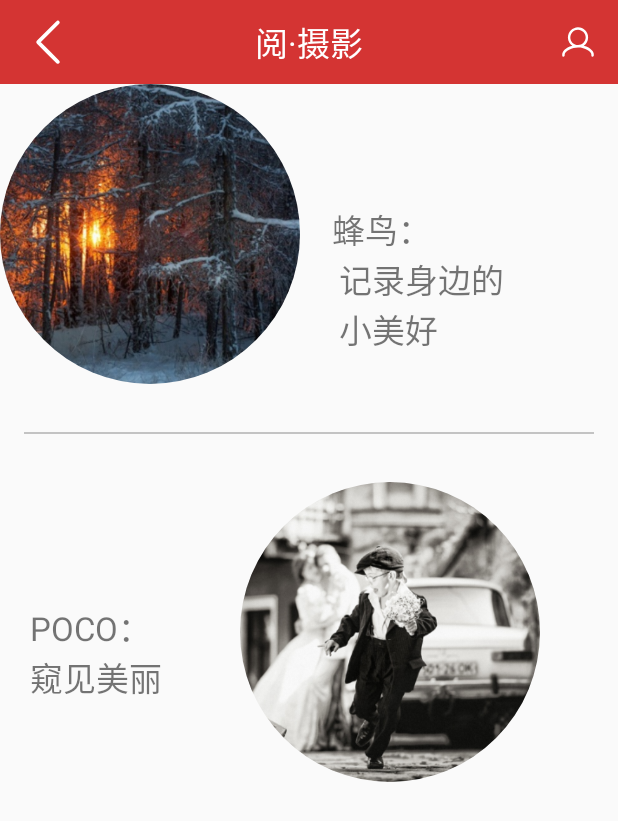
After one commit to zhangtangqm/YinYue, an Android app: the PhotoListActivity screen opened directly, with no data from a screen before it, on a phone screen of 412 x 824 dp. The commit adds this screen. Shown: the top 821 px of the screen. Run offline under Robolectric (Android 15) with nearby library versions, the phone set to English and light mode, and no system bars; our stand-ins replace CircleImageView.

Commit message:
阅读界面中摄影的界面和点击事件

```diff
--- a/app/src/main/AndroidManifest.xml
+++ b/app/src/main/AndroidManifest.xml
@@ -26,7 +26,8 @@
         <activity android:name=".activities.ShowRecordListActivity" />
         <activity android:name=".activities.ReadActivity" />
         <activity android:name=".activities.FashionListActivity" />
-        <activity android:name=".activities.BookListActivity"></activity>
+        <activity android:name=".activities.BookListActivity" />
+        <activity android:name=".activities.PhotoListActivity"></activity>
     </application>
 
 </manifest>
--- /dev/null
+++ b/app/src/main/java/cn/edu/swufe/yinyue/activities/PhotoListActivity.java
@@ -0,0 +1,35 @@
+package cn.edu.swufe.yinyue.activities;
+
+import android.content.Intent;
+import android.net.Uri;
+import android.support.v7.app.AppCompatActivity;
+import android.os.Bundle;
+import android.view.View;
+
+import cn.edu.swufe.yinyue.R;
+
+public class PhotoListActivity extends BaseAcitivity {
+
+    @Override
+    protected void onCreate(Bundle savedInstanceState) {
+        super.onCreate(savedInstanceState);
+        setContentView(R.layout.activity_photo_list);
+        initView();
+    }
+    private void initView() {
+
+        initNavBar(true, "阅·摄影", true);//表示后退按钮不显示，title显示登录，“我”不显示
+    }
+    public void onPhotoAClick(View v){
+        Uri uri = Uri.parse("http://www.fengniao.com/");
+        Intent intent;
+        intent = new Intent(Intent.ACTION_VIEW,uri);
+        startActivity(intent);
+    }
+    public void onPhotoBClick(View v){
+        Uri uri = Uri.parse("http://photo.poco.cn/");
+        Intent intent;
+        intent = new Intent(Intent.ACTION_VIEW,uri);
+        startActivity(intent);
+    }
+}
--- a/app/src/main/java/cn/edu/swufe/yinyue/fragments/PhotoFragment.java
+++ b/app/src/main/java/cn/edu/swufe/yinyue/fragments/PhotoFragment.java
@@ -1,6 +1,7 @@
 package cn.edu.swufe.yinyue.fragments;
 
 import android.content.Context;
+import android.content.Intent;
 import android.net.Uri;
 import android.os.Bundle;
 import android.support.v4.app.Fragment;
@@ -9,6 +10,8 @@ import android.view.View;
 import android.view.ViewGroup;
 
 import cn.edu.swufe.yinyue.R;
+import cn.edu.swufe.yinyue.activities.PhotoListActivity;
+import de.hdodenhof.circleimageview.CircleImageView;
 
 /**
  * A simple {@link Fragment} subclass.
@@ -68,6 +71,23 @@ public class PhotoFragment extends Fragment {
         return inflater.inflate(R.layout.fragment_photo, container, false);
     }
 
+    //点击图片
+    public void onActivityCreated(Bundle savedInstanceState) {
+        super.onActivityCreated(savedInstanceState);
+        CircleImageView button = (CircleImageView) getActivity().findViewById(R.id.photo);
+        button.setOnClickListener(new View.OnClickListener() {
+            @Override
+            public void onClick(View v) {
+                Intent intent = new Intent(getActivity(),PhotoListActivity.class);
+                startActivity(intent);
+
+
+            }
+
+
+        });
+    }
+
     // TODO: Rename method, update argument and hook method into UI event
     public void onButtonPressed(Uri uri) {
         if (mListener != null) {
--- a/app/src/main/res/layout/activity_book_list.xml
+++ b/app/src/main/res/layout/activity_book_list.xml
@@ -59,10 +59,11 @@
        <LinearLayout
            android:layout_width="wrap_content"
            android:layout_height="wrap_content"
+           android:layout_marginLeft="@dimen/marginSize"
            android:orientation="vertical">
 
            <TextView
-               android:layout_width="160dp"
+               android:layout_width="140dp"
                android:layout_height="wrap_content"
                android:layout_marginTop="80dp"
                android:layout_gravity="center"
@@ -70,7 +71,7 @@
                android:textSize="22dp"
                />
            <TextView
-               android:layout_width="160dp"
+               android:layout_width="140dp"
                android:layout_height="wrap_content"
                android:layout_gravity="center"
                android:text="寻找另一个自己"
--- /dev/null
+++ b/app/src/main/res/layout/activity_photo_list.xml
@@ -0,0 +1,102 @@
+<?xml version="1.0" encoding="utf-8"?>
+<LinearLayout xmlns:android="http://schemas.android.com/apk/res/android"
+    xmlns:app="http://schemas.android.com/apk/res-auto"
+    xmlns:tools="http://schemas.android.com/tools"
+    android:layout_width="match_parent"
+    android:layout_height="match_parent"
+    android:orientation="vertical"
+    tools:context=".activities.PhotoListActivity">
+
+    <include layout="@layout/nav_bar" />
+    <LinearLayout
+        android:layout_width="match_parent"
+        android:layout_height="200dp"
+        android:orientation="horizontal"
+        android:layout_marginBottom="@dimen/marginSize"
+        >
+        <de.hdodenhof.circleimageview.CircleImageView
+            android:layout_width="200dp"
+            android:layout_height="200dp"
+            android:src="@mipmap/photo_a"
+            android:id="@+id/photoList_a"
+            android:onClick="onPhotoAClick"
+            />
+
+        <LinearLayout
+            android:layout_width="wrap_content"
+            android:layout_height="wrap_content"
+            android:orientation="vertical">
+
+            <TextView
+                android:layout_width="180dp"
+                android:layout_height="wrap_content"
+                android:layout_marginTop="80dp"
+                android:layout_gravity="center"
+                android:text="    蜂鸟："
+                android:textSize="22dp"
+                />
+            <TextView
+                android:layout_width="170dp"
+                android:layout_height="wrap_content"
+                android:layout_gravity="center"
+                android:text="    记录身边的"
+                android:textSize="22dp"
+                />
+            <TextView
+                android:layout_width="170dp"
+                android:layout_height="wrap_content"
+                android:layout_gravity="center"
+                android:text="    小美好"
+                android:textSize="22dp"
+                />
+
+        </LinearLayout>
+
+    </LinearLayout>
+    <View
+        style="@style/line"
+        />
+    <LinearLayout
+        android:layout_width="match_parent"
+        android:layout_height="200dp"
+        android:layout_marginTop="@dimen/marginSize"
+        android:orientation="horizontal"
+        >
+
+        <LinearLayout
+            android:layout_width="wrap_content"
+            android:layout_height="wrap_content"
+            android:layout_marginLeft="20dp"
+            android:orientation="vertical">
+
+            <TextView
+                android:layout_width="140dp"
+                android:layout_height="wrap_content"
+                android:layout_marginTop="80dp"
+                android:layout_gravity="center"
+                android:text="POCO："
+                android:textSize="22dp"
+                />
+            <TextView
+                android:layout_width="140dp"
+                android:layout_height="wrap_content"
+                android:layout_gravity="center"
+                android:text="窥见美丽"
+                android:textSize="22dp"
+                />
+
+        </LinearLayout>
+
+
+
+
+        <de.hdodenhof.circleimageview.CircleImageView
+            android:layout_width="200dp"
+            android:layout_height="200dp"
+            android:src="@mipmap/photo_b"
+            android:id="@+id/photoList_b"
+            android:onClick="onPhotoBClick"
+            />
+    </LinearLayout>
+
+</LinearLayout>
```
Also changed, not shown: app/src/main/res/mipmap-mdpi/photo_a.PNG (added), app/src/main/res/mipmap-mdpi/photo_b.PNG (added).
